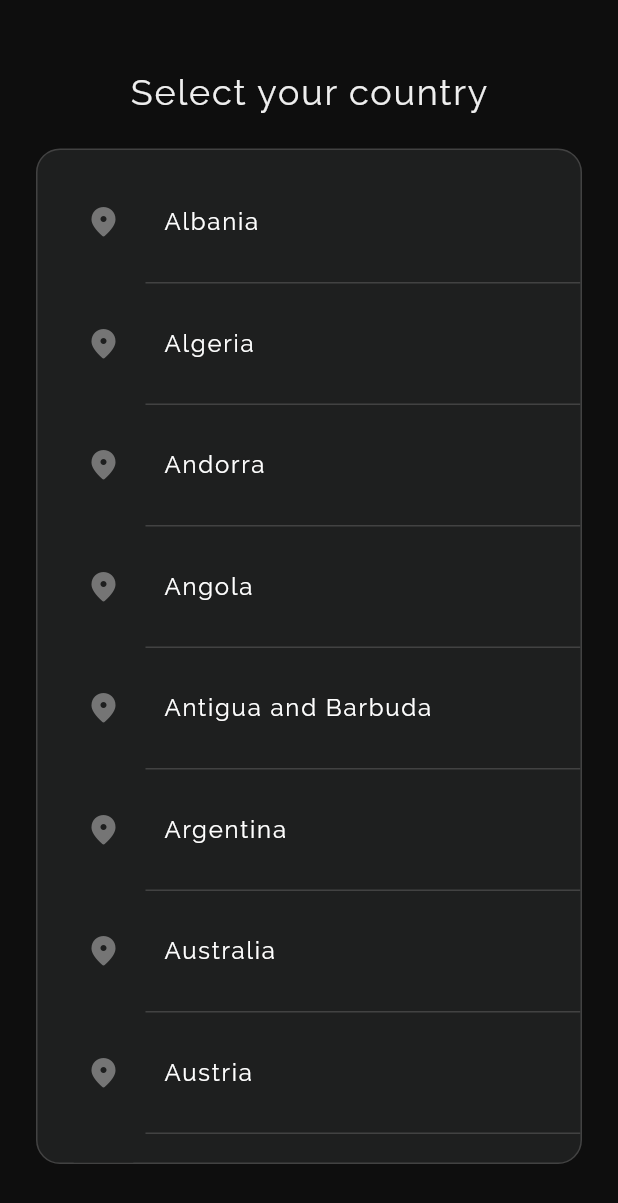
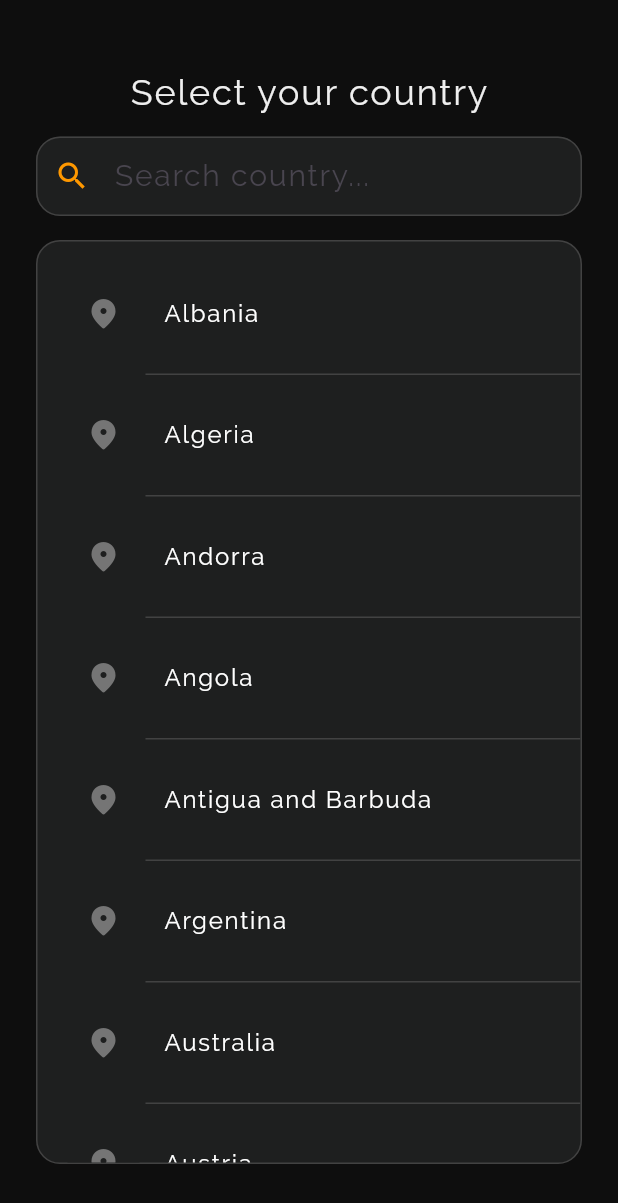
Before and after one commit to filippefrulli/watch-next, a Flutter app: the screen it shows after launch, after a tap on "🇺🇸", after a tap on "CONFIRM", on a phone screen of 412 x 824 dp. Shown: the top 1203 px of the screen. Run offline on Flutter 3.47's test engine with Material 3 defaults, Android fonts, the light colour scheme and no system bars; drawn by our look-alikes of delayed_display, oktoast; our stand-ins replace cached_network_image, cloud_firestore, csv, easy_localization, file_picker, firebase_analytics and 13 more; missing offline and left inert: openai_dart; accounts and stored records are empty; network calls fail.

Commit message:
revert + search bar

```diff
--- a/lib/pages/region_page.dart
+++ b/lib/pages/region_page.dart
@@ -16,12 +16,22 @@ class RegionIntroPage extends StatefulWidget {
 class _SecondIntroScreenState extends State<RegionIntroPage> {
   int selected = -1;
   String? _initialRegion;
+  String _searchQuery = '';
+  List<Region> _filteredRegions = availableRegions;
 
   @override
   initState() {
     availableRegions.sort((a, b) => a.englishName!.compareTo(b.englishName!));
     super.initState();
     _loadInitialRegion();
+  }
+
+  void _onSearchChanged(String value) {
+    setState(() {
+      _searchQuery = value;
+      _filteredRegions =
+          availableRegions.where((region) => region.englishName!.toLowerCase().contains(value.toLowerCase())).toList();
+    });
   }
 
   Future<void> _loadInitialRegion() async {
@@ -44,7 +54,34 @@ class _SecondIntroScreenState extends State<RegionIntroPage> {
               "select_country".tr(),
               style: Theme.of(context).textTheme.displayLarge,
             ),
-            const SizedBox(height: 24),
+            const SizedBox(height: 16),
+            Padding(
+              padding: const EdgeInsets.symmetric(horizontal: 24),
+              child: TextField(
+                decoration: InputDecoration(
+                  hintText: "Search country...",
+                  prefixIcon: const Icon(Icons.search, color: Colors.orange),
+                  filled: true,
+                  fillColor: Theme.of(context).colorScheme.tertiary,
+                  contentPadding: const EdgeInsets.symmetric(vertical: 12, horizontal: 16),
+                  border: OutlineInputBorder(
+                    borderRadius: BorderRadius.circular(16),
+                    borderSide: BorderSide(color: Theme.of(context).colorScheme.outline),
+                  ),
+                  enabledBorder: OutlineInputBorder(
+                    borderRadius: BorderRadius.circular(16),
+                    borderSide: BorderSide(color: Theme.of(context).colorScheme.outline),
+                  ),
+                  focusedBorder: OutlineInputBorder(
+                    borderRadius: BorderRadius.circular(16),
+                    borderSide: const BorderSide(color: Colors.orange, width: 2),
+                  ),
+                ),
+                onChanged: _onSearchChanged,
+                style: Theme.of(context).textTheme.bodyMedium,
+              ),
+            ),
+            const SizedBox(height: 16),
             Expanded(
               child: _regions(),
             ),
@@ -73,7 +110,7 @@ class _SecondIntroScreenState extends State<RegionIntroPage> {
           borderRadius: BorderRadius.circular(16),
           child: ListView.separated(
             padding: const EdgeInsets.symmetric(vertical: 8),
-            itemCount: availableRegions.length,
+            itemCount: _filteredRegions.length,
             separatorBuilder: (context, index) => Divider(
               height: 1,
               thickness: 1,
@@ -81,7 +118,7 @@ class _SecondIntroScreenState extends State<RegionIntroPage> {
               indent: 72,
             ),
             itemBuilder: (context, index) {
-              return _listTile(availableRegions[index].englishName!, availableRegions[index].iso!, index);
+              return _listTile(_filteredRegions[index].englishName!, _filteredRegions[index].iso!, index);
             },
           ),
         ),
--- a/pubspec.yaml
+++ b/pubspec.yaml
@@ -16,7 +16,7 @@ publish_to: 'none' # Remove this line if you wish to publish to pub.dev
 # https://developer.apple.com/library/archive/documentation/General/Reference/InfoPlistKeyReference/Articles/CoreFoundationKeys.html
 # In Windows, build-name is used as the major, minor, and patch parts
 # of the product and file versions while build-number is used as the build suffix.
-version: 2.5.0+31
+version: 2.5.2+32
 
 environment:
   sdk: '>=3.3.0 <4.0.0'
```
